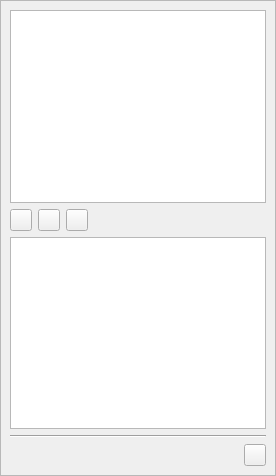
This is spine_items/data_connection/ui/data_connection_properties.ui in spine-tools/spine-items as Qt 5 draws it before an edit. The edited form follows.
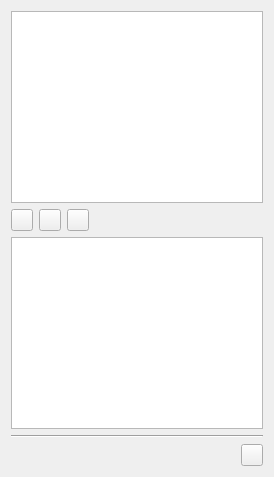
This is the edited form. Icons and pictures are not drawn. Custom widgets are drawn as their Qt base class.

Commit message:
Add option to paint icon in the background of properties widget
This is to help identifying the properties widget.

Patch:
```diff
--- a/spine_items/data_connection/ui/data_connection_properties.ui
+++ b/spine_items/data_connection/ui/data_connection_properties.ui
@@ -18,44 +18,14 @@
    <rect>
     <x>0</x>
     <y>0</y>
-    <width>276</width>
-    <height>476</height>
+    <width>274</width>
+    <height>477</height>
    </rect>
   </property>
   <property name="windowTitle">
    <string>Form</string>
   </property>
   <layout class="QVBoxLayout" name="verticalLayout">
-   <property name="spacing">
-    <number>0</number>
-   </property>
-   <property name="leftMargin">
-    <number>0</number>
-   </property>
-   <property name="topMargin">
-    <number>0</number>
-   </property>
-   <property name="rightMargin">
-    <number>0</number>
-   </property>
-   <property name="bottomMargin">
-    <number>0</number>
-   </property>
-   <item>
-    <widget class="QScrollArea" name="scrollArea_2">
-     <property name="widgetResizable">
-      <bool>true</bool>
-     </property>
-     <widget class="QWidget" name="scrollAreaWidgetContents_2">
-      <property name="geometry">
-       <rect>
-        <x>0</x>
-        <y>0</y>
-        <width>274</width>
-        <height>474</height>
-       </rect>
-      </property>
-      <layout class="QVBoxLayout" name="verticalLayout_16">
        <item>
         <widget class="ReferencesTreeView" name="treeView_dc_references">
          <property name="sizePolicy">
@@ -328,10 +298,6 @@
           </widget>
          </item>
         </layout>
-       </item>
-      </layout>
-     </widget>
-    </widget>
    </item>
   </layout>
  </widget>
```
Lines whose indentation alone changed are shown as unchanged. The commit also changes 29 other files.
